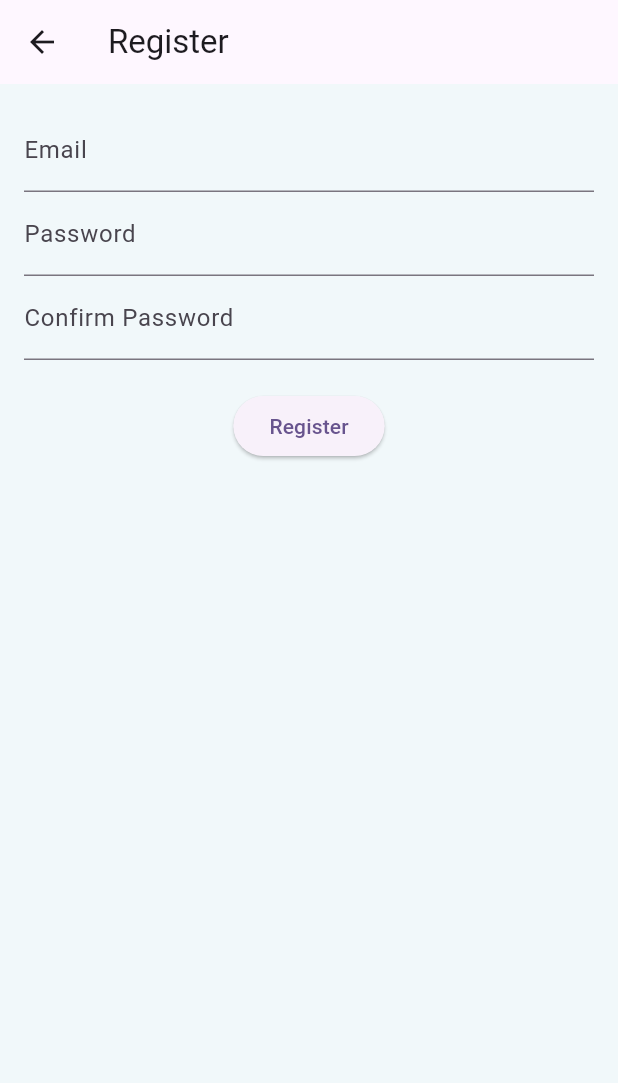
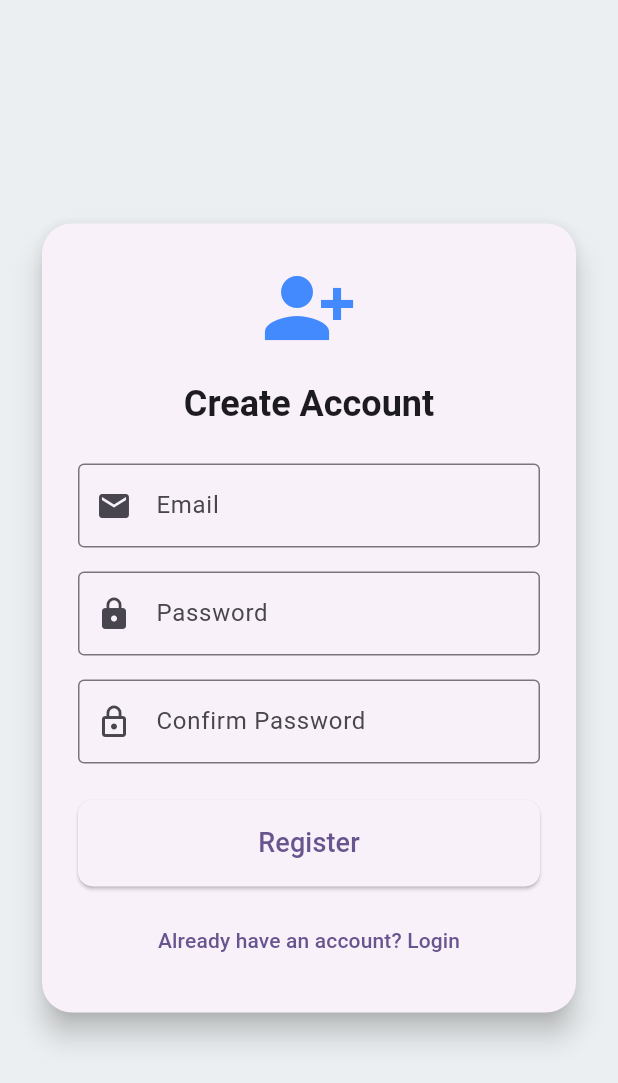
Before and after one commit to bretmuchow07/dementia-care, a Flutter app: the RegisterPage screen opened directly, on a phone screen of 412 x 824 dp. Shown: the top 1083 px of the screen. Run offline on Flutter 3.47's test engine with Material 3 defaults, Android fonts, the light colour scheme and no system bars; our stand-ins replace flutter_dotenv, flutter_secure_storage, image_picker, photo_view, supabase_flutter; accounts and stored records are empty; network calls fail; Roboto replaces fonts that are missing (Poppins).

Commit message:
login and register

```diff
--- a/dementia_care/lib/main.dart
+++ b/dementia_care/lib/main.dart
@@ -1,12 +1,11 @@
 import 'package:dementia_care/screens/auth/auth_gate.dart';
+import 'package:dementia_care/home.dart';
 import 'package:flutter/material.dart';
-//import 'package:google_fonts/google_fonts.dart';
 import 'package:supabase_flutter/supabase_flutter.dart';
 import 'package:flutter_secure_storage/flutter_secure_storage.dart';
 import 'package:flutter_dotenv/flutter_dotenv.dart';
 
-
-Future<void> main() async {
+void main() async {
   WidgetsFlutterBinding.ensureInitialized();
   await dotenv.load(fileName: ".env");
 
@@ -14,25 +13,65 @@ Future<void> main() async {
     url: dotenv.env['SUPABASE_URL']!,
     anonKey: dotenv.env['SUPABASE_ANON_KEY']!,
   );
+
   runApp(const MyApp());
 }
 
-class MyApp extends StatelessWidget {
+class MyApp extends StatefulWidget {
   const MyApp({super.key});
 
-  // This widget is the root of your application.
+  @override
+  State<MyApp> createState() => _MyAppState();
+}
+
+class _MyAppState extends State<MyApp> {
+  final FlutterSecureStorage _storage = const FlutterSecureStorage();
+  bool _isLoading = true;
+  bool _isAuthenticated = false;
+
+  @override
+  void initState() {
+    super.initState();
+    _checkAuthState();
+  }
+
+  Future<void> _checkAuthState() async {
+    final accessToken = await _storage.read(key: 'access_token');
+    final refreshToken = await _storage.read(key: 'refresh_token');
+
+    if (accessToken != null && refreshToken != null) {
+      try {
+        await Supabase.instance.client.auth.setSession(accessToken);
+        _isAuthenticated = Supabase.instance.client.auth.currentUser != null;
+      } catch (e) {
+        print('Session restore failed: $e');
+        _isAuthenticated = false;
+      }
+    } else {
+      _isAuthenticated = Supabase.instance.client.auth.currentUser != null;
+    }
+
+    setState(() {
+      _isLoading = false;
+    });
+  }
+
   @override
   Widget build(BuildContext context) {
     return MaterialApp(
       debugShowCheckedModeBanner: false,
       title: 'Dementia Care',
-      home: const AuthGate(),
       theme: ThemeData(
         colorScheme: ColorScheme.fromSeed(seedColor: Colors.deepPurple),
         useMaterial3: true,
         fontFamily: "Poppins",
-        scaffoldBackgroundColor: const Color(0xFFF1F8FA), // Set the background color here
+        scaffoldBackgroundColor: const Color(0xFFF1F8FA),
       ),
+      home: _isLoading
+          ? const Scaffold(body: Center(child: CircularProgressIndicator()))
+          : _isAuthenticated
+              ? const HomePage() // Replace with your actual home screen
+              : const AuthGate(),  // Goes to login/register screen
     );
   }
 }
--- a/dementia_care/lib/screens/auth/register.dart
+++ b/dementia_care/lib/screens/auth/register.dart
@@ -1,6 +1,5 @@
 import 'package:dementia_care/screens/auth/auth_service.dart';
 import 'package:flutter/material.dart';
-
 
 class RegisterPage extends StatefulWidget {
   const RegisterPage({super.key});
@@ -32,13 +31,13 @@ class _RegisterPageState extends State<RegisterPage> {
           _emailController.text,
           _passwordController.text,
         );
-        // ignore: use_build_context_synchronously
         ScaffoldMessenger.of(context).showSnackBar(
           const SnackBar(
             content: Text('Registration successful!'),
             backgroundColor: Colors.green,
           ),
         );
+        Navigator.pop(context); // Go back to login after successful registration
       } catch (e) {
         ScaffoldMessenger.of(context).showSnackBar(
           SnackBar(
@@ -53,18 +52,34 @@ class _RegisterPageState extends State<RegisterPage> {
   @override
   Widget build(BuildContext context) {
     return Scaffold(
-      appBar: AppBar(
-        title: const Text('Register'),
-      ),
-      body: Padding(
-        padding: const EdgeInsets.all(16.0),
+      backgroundColor: Colors.blueGrey[50],
+      body: Center(
+        child: SingleChildScrollView(
+          padding: const EdgeInsets.all(24.0),
+          child: Card(
+            elevation: 8,
+            shape: RoundedRectangleBorder(borderRadius: BorderRadius.circular(20)),
+            child: Padding(
+              padding: const EdgeInsets.all(24.0),
               child: Form(
                 key: _formKey,
                 child: Column(
-            children: <Widget>[
+                  mainAxisSize: MainAxisSize.min,
+                  children: [
+                    const Icon(Icons.person_add_alt_1, size: 64, color: Colors.blueAccent),
+                    const SizedBox(height: 16),
+                    Text(
+                      'Create Account',
+                      style: Theme.of(context).textTheme.headlineSmall?.copyWith(fontWeight: FontWeight.bold),
+                    ),
+                    const SizedBox(height: 24),
                     TextFormField(
                       controller: _emailController,
-                decoration: const InputDecoration(labelText: 'Email'),
+                      decoration: const InputDecoration(
+                        labelText: 'Email',
+                        border: OutlineInputBorder(),
+                        prefixIcon: Icon(Icons.email),
+                      ),
                       keyboardType: TextInputType.emailAddress,
                       validator: (value) {
                         if (value == null || value.isEmpty) {
@@ -76,9 +91,14 @@ class _RegisterPageState extends State<RegisterPage> {
                         return null;
                       },
                     ),
+                    const SizedBox(height: 16),
                     TextFormField(
                       controller: _passwordController,
-                decoration: const InputDecoration(labelText: 'Password'),
+                      decoration: const InputDecoration(
+                        labelText: 'Password',
+                        border: OutlineInputBorder(),
+                        prefixIcon: Icon(Icons.lock),
+                      ),
                       obscureText: true,
                       validator: (value) {
                         if (value == null || value.isEmpty) {
@@ -90,9 +110,14 @@ class _RegisterPageState extends State<RegisterPage> {
                         return null;
                       },
                     ),
+                    const SizedBox(height: 16),
                     TextFormField(
                       controller: _confirmPasswordController,
-                decoration: const InputDecoration(labelText: 'Confirm Password'),
+                      decoration: const InputDecoration(
+                        labelText: 'Confirm Password',
+                        border: OutlineInputBorder(),
+                        prefixIcon: Icon(Icons.lock_outline),
+                      ),
                       obscureText: true,
                       validator: (value) {
                         if (value == null || value.isEmpty) {
@@ -104,12 +129,29 @@ class _RegisterPageState extends State<RegisterPage> {
                         return null;
                       },
                     ),
-              const SizedBox(height: 20),
-              ElevatedButton(
+                    const SizedBox(height: 24),
+                    SizedBox(
+                      width: double.infinity,
+                      child: ElevatedButton(
                         onPressed: signUp,
-                child: const Text('Register'),
+                        style: ElevatedButton.styleFrom(
+                          padding: const EdgeInsets.symmetric(vertical: 16),
+                          shape: RoundedRectangleBorder(borderRadius: BorderRadius.circular(10)),
+                        ),
+                        child: const Text('Register', style: TextStyle(fontSize: 18)),
+                      ),
+                    ),
+                    const SizedBox(height: 12),
+                    TextButton(
+                      onPressed: () {
+                        Navigator.pop(context);
+                      },
+                      child: const Text('Already have an account? Login'),
                     ),
                   ],
+                ),
+              ),
+            ),
           ),
         ),
       ),
--- a/dementia_care/pubspec.yaml
+++ b/dementia_care/pubspec.yaml
@@ -66,9 +66,8 @@ flutter:
   uses-material-design: true
 
   # To add assets to your application, add an assets section, like this:
-  # assets:
-  #   - images/a_dot_burr.jpeg
-  #   - images/a_dot_ham.jpeg
+  assets:
+    - .env
 
   # An image asset can refer to one or more resolution-specific "variants", see
   # https://flutter.dev/assets-and-images/#resolution-aware
```
Also changed, not shown: dementia_care/lib/screens/auth/auth_gate.dart (+37 -17 lines), dementia_care/lib/screens/auth/auth_service.dart (+26 -11 lines), dementia_care/lib/screens/auth/login.dart (+52 -24 lines), 4 other files. Lines whose indentation alone changed are shown as unchanged.
